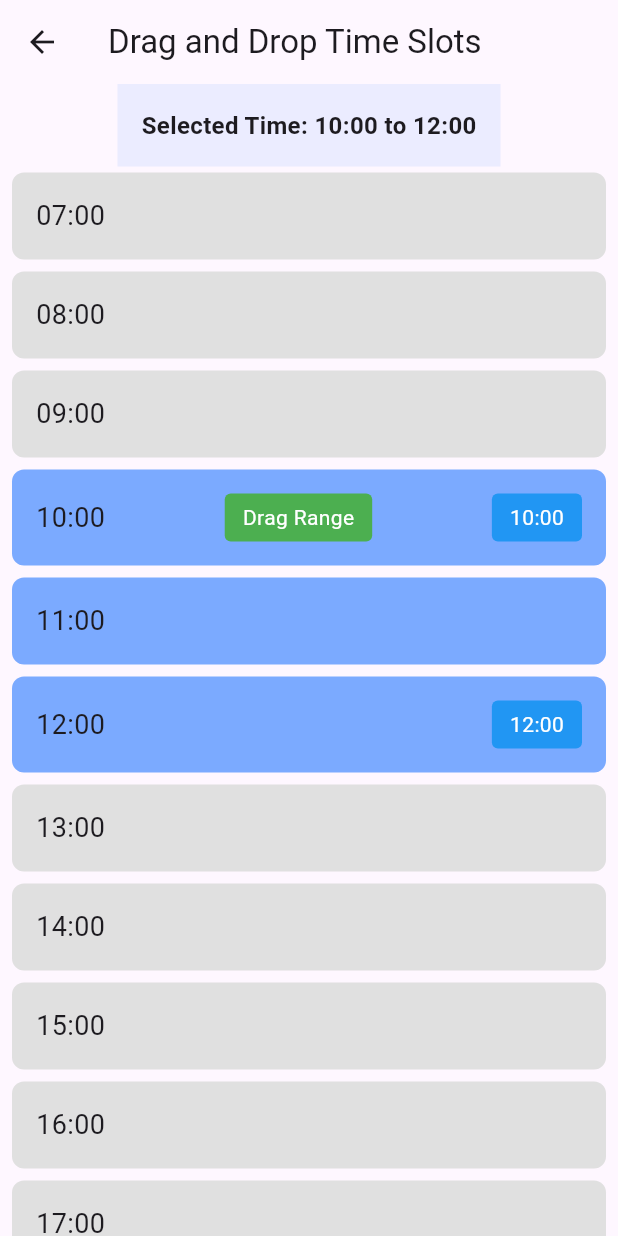
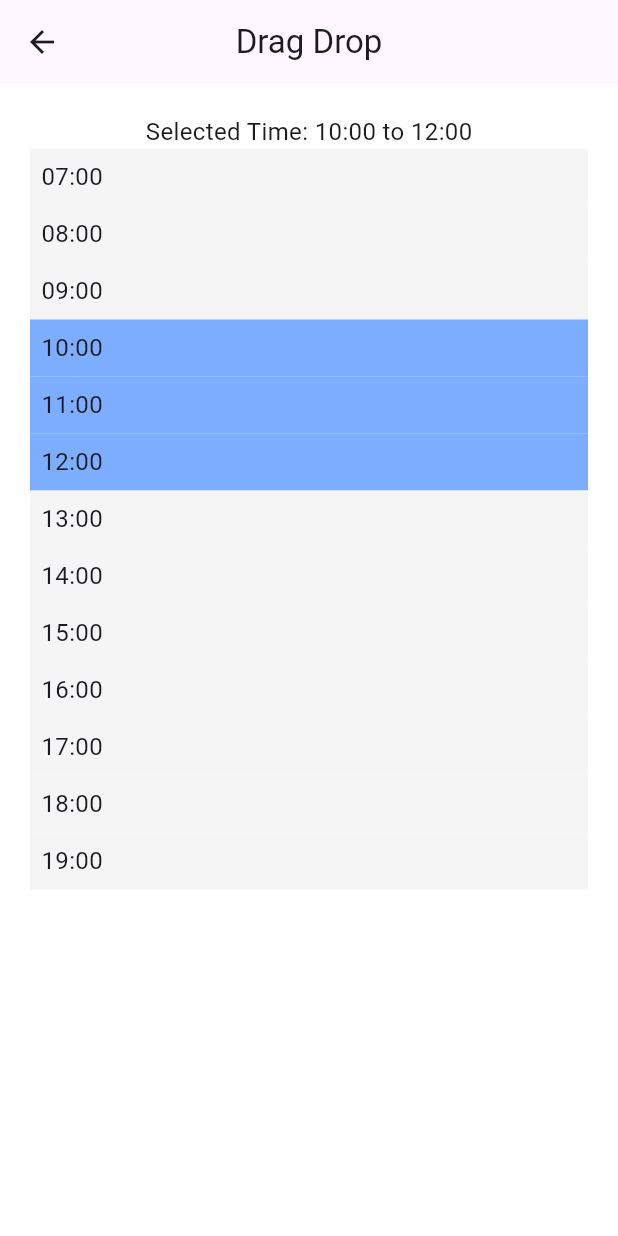
Before and after one commit to iskros03/servenow-mobile, a Flutter app: the DragDrop screen opened by its route, on a phone screen of 412 x 824 dp. Run offline on Flutter 3.47's test engine with Material 3 defaults, Android fonts, the light colour scheme and no system bars; our stand-ins replace flutter_dotenv, flutter_spinkit, font_awesome_flutter, image_picker, permission_handler, shared_preferences; accounts and stored records are empty.

Commit message:
enhance booking

```diff
--- a/lib/screens/drag_drop.dart
+++ b/lib/screens/drag_drop.dart
@@ -18,155 +18,95 @@ class _DragDropState extends State<DragDrop> {
     for (int hour = 7; hour <= 19; hour++) {
       timeSlots.add('${hour.toString().padLeft(2, '0')}:00');
     }
-    startTimeSlot = timeSlots[3]; // 10:00
-    endTimeSlot = timeSlots[5]; // 12:00
+    startTimeSlot = timeSlots[3];
+    endTimeSlot = timeSlots[5];
+  }
+
+  bool _isInRange(int index) {
+    if (startTimeSlot == null || endTimeSlot == null) return false;
+    int startIndex = timeSlots.indexOf(startTimeSlot!);
+    int endIndex = timeSlots.indexOf(endTimeSlot!);
+    return index >= startIndex && index <= endIndex;
+  }
+
+  void _updateTimeSlots(String data, int index) {
+    setState(() {
+      int startIndex = timeSlots.indexOf(startTimeSlot!);
+      int endIndex = timeSlots.indexOf(endTimeSlot!);
+
+      if (data == 'range') {
+        // Move the entire range
+        startTimeSlot = timeSlots[index];
+        endTimeSlot = timeSlots[index + (endIndex - startIndex)];
+      } else {
+        // Move individual time slots
+        if (data == startTimeSlot && index < endIndex) {
+          startTimeSlot = timeSlots[index];
+        } else if (data == endTimeSlot && index > startIndex) {
+          endTimeSlot = timeSlots[index];
+        }
+      }
+    });
   }
 
   @override
   Widget build(BuildContext context) {
     return Scaffold(
-      appBar: AppBar(title: const Text('Drag and Drop Time Slots')),
-      body: Column(
+      backgroundColor: Colors.white,
+      appBar: AppBar(
+        title: const Text('Drag Drop'),
+        centerTitle: true,
+      ),
+      body: Padding(
+        padding: const EdgeInsets.all(20),
+        child: Column(
           children: [
-          Container(
-            padding: const EdgeInsets.all(16.0),
-            color: Colors.blueAccent.withOpacity(0.1),
-            child: Text(
+            Text(
               'Selected Time: ${startTimeSlot ?? '-'} to ${endTimeSlot ?? '-'}',
-              style: const TextStyle(fontSize: 16, fontWeight: FontWeight.bold),
-            ),
+              style: const TextStyle(fontSize: 16, fontWeight: FontWeight.normal),
             ),
             Expanded(
               child: ListView.builder(
                 itemCount: timeSlots.length,
                 itemBuilder: (context, index) {
                   return DragTarget<String>(
-                  onAcceptWithDetails: (data) {
-                    setState(() {
-                      int startIndex = timeSlots.indexOf(startTimeSlot!);
-                      int endIndex = timeSlots.indexOf(endTimeSlot!);
-                      // Check if dragging the entire range
-                      if (data.data == 'range') {
-                        // Move the entire range
-                        startTimeSlot = timeSlots[index];
-                        endTimeSlot =
-                            timeSlots[index + (endIndex - startIndex)];
-                      } else {
-                        // Move individual time slots
-                        if (data.data == startTimeSlot) {
-                          if (index < endIndex) {
-                            startTimeSlot = timeSlots[index];
-                          }
-                        } else if (data.data == endTimeSlot) {
-                          if (index > startIndex) {
-                            endTimeSlot = timeSlots[index];
-                          }
-                        }
-                      }
-                    });
-                  },
+                    onAcceptWithDetails: (details) =>
+                        _updateTimeSlots(details.data, index),
                     builder: (context, candidateData, rejectedData) {
-                    bool isInRange = false;
-                    if (startTimeSlot != null && endTimeSlot != null) {
-                      int startIndex = timeSlots.indexOf(startTimeSlot!);
-                      int endIndex = timeSlots.indexOf(endTimeSlot!);
-                      isInRange = index >= startIndex && index <= endIndex;
-                    }
-
-                    return Container(
-                      margin: const EdgeInsets.symmetric(
-                          horizontal: 8.0, vertical: 4.0),
-                      padding: const EdgeInsets.all(16.0),
+                      bool isInRange = _isInRange(index);
+                      return Draggable<String>(
+                        data: (startTimeSlot == timeSlots[index] ||
+                                endTimeSlot == timeSlots[index])
+                            ? timeSlots[index]
+                            : 'range',
+                        feedback: const Material(color: Colors.transparent),
+                        child: Container(
                           decoration: BoxDecoration(
                             color: isInRange
                                 ? Colors.blueAccent.withOpacity(0.7)
-                            : Colors.grey[300],
-                        borderRadius: BorderRadius.circular(8.0),
+                                : Colors.grey[100],
+                            border: candidateData.isNotEmpty
+                                ? Border.all(color: Colors.blue, width: 2)
+                                : null,
                             boxShadow: [
                               if (candidateData.isNotEmpty)
-                            const BoxShadow(
-                                color: Colors.blue, blurRadius: 6.0),
+                                const BoxShadow(color: Colors.blue, blurRadius: 0),
                             ],
                           ),
+                          child: Padding(
+                            padding: const EdgeInsets.all(7.5),
                             child: Row(
                               mainAxisAlignment: MainAxisAlignment.spaceBetween,
                               children: [
                                 Text(
                                   timeSlots[index],
-                            style: const TextStyle(fontSize: 18),
+                                  style: const TextStyle(
+                                      fontSize: 16,
+                                      fontWeight: FontWeight.normal),
                                 ),
-                          if (startTimeSlot != null &&
-                              endTimeSlot != null &&
-                              index == timeSlots.indexOf(startTimeSlot!))
-                            Draggable<String>(
-                              data: 'range',
-                              feedback: Material(
-                                elevation: 4.0,
-                                color: Colors.transparent,
-                                child: Container(
-                                  padding: const EdgeInsets.symmetric(
-                                      horizontal: 12.0, vertical: 6.0),
-                                  decoration: BoxDecoration(
-                                    color: Colors.green,
-                                    borderRadius: BorderRadius.circular(4.0),
-                                  ),
-                                  child: const Text(
-                                    'Drag Range',
-                                    style: TextStyle(color: Colors.white),
+                              ],
                             ),
                           ),
-                              ),
-                              childWhenDragging:
-                                  Container(), // Hide the original widget
-                              child: Container(
-                                padding: const EdgeInsets.symmetric(
-                                    horizontal: 12.0, vertical: 6.0),
-                                decoration: BoxDecoration(
-                                  color: Colors.green,
-                                  borderRadius: BorderRadius.circular(4.0),
-                                ),
-                                child: const Text(
-                                  'Drag Range',
-                                  style: TextStyle(color: Colors.white),
-                                ),
-                              ),
-                            ),
-                          if (startTimeSlot == timeSlots[index] ||
-                              endTimeSlot == timeSlots[index])
-                            Draggable<String>(
-                              data: timeSlots[index],
-                              feedback: Material(
-                                elevation: 4.0,
-                                color: Colors.transparent,
-                                child: Container(
-                                  padding: const EdgeInsets.symmetric(
-                                      horizontal: 12.0, vertical: 6.0),
-                                  decoration: BoxDecoration(
-                                    color: Colors.blue,
-                                    borderRadius: BorderRadius.circular(4.0),
-                                  ),
-                                  child: Text(
-                                    timeSlots[index],
-                                    style: const TextStyle(color: Colors.white),
-                                  ),
-                                ),
-                              ),
-                              childWhenDragging:
-                                  Container(), // Hide the original widget
-                              child: Container(
-                                padding: const EdgeInsets.symmetric(
-                                    horizontal: 12.0, vertical: 6.0),
-                                decoration: BoxDecoration(
-                                  color: Colors.blue,
-                                  borderRadius: BorderRadius.circular(4.0),
-                                ),
-                                child: Text(
-                                  timeSlots[index],
-                                  style: const TextStyle(color: Colors.white),
-                                ),
-                              ),
-                            ),
-                        ],
                         ),
                       );
                     },
@@ -176,6 +116,7 @@ class _DragDropState extends State<DragDrop> {
             ),
           ],
         ),
+      ),
     );
   }
 }
```
Lines whose indentation alone changed are shown as unchanged.
